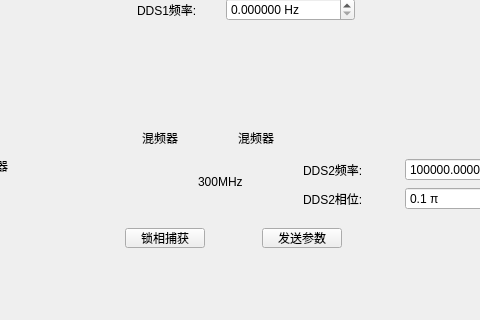
Qt form newwidget.ui (GrammerT/radio_ctrl) before a commit; both pictures show x 250 to 730 and y 280 to 600 of the 1000 by 600 pixel window.
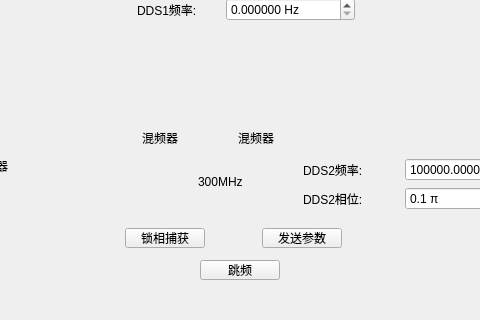
The same form after that commit.

```diff
--- a/newwidget.ui
+++ b/newwidget.ui
@@ -965,6 +965,19 @@
     <string>开始扫描</string>
    </property>
   </widget>
+  <widget class="QPushButton" name="pushButton">
+   <property name="geometry">
+    <rect>
+     <x>450</x>
+     <y>540</y>
+     <width>80</width>
+     <height>20</height>
+    </rect>
+   </property>
+   <property name="text">
+    <string>跳频</string>
+   </property>
+  </widget>
  </widget>
  <resources/>
  <connections/>
```
